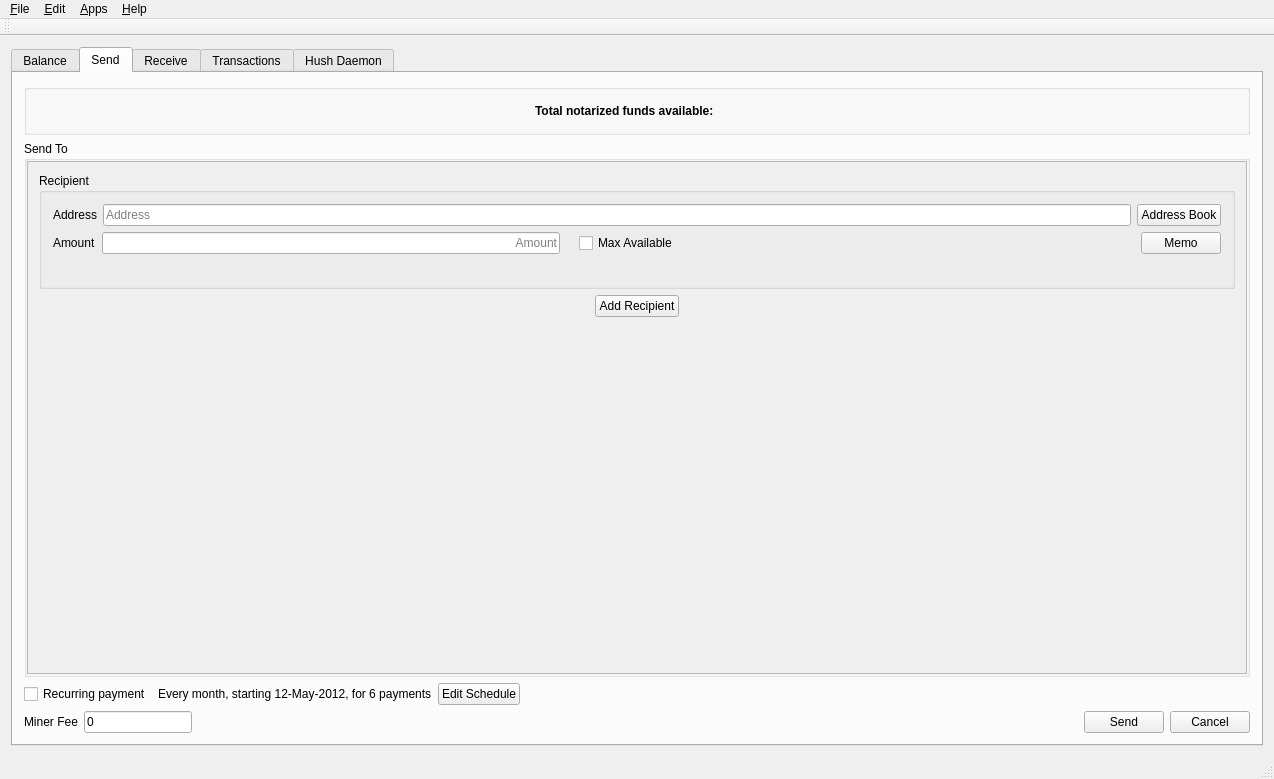
lcruz1618/SilentDragonLite, file src/mainwindow.ui: the form before one commit.
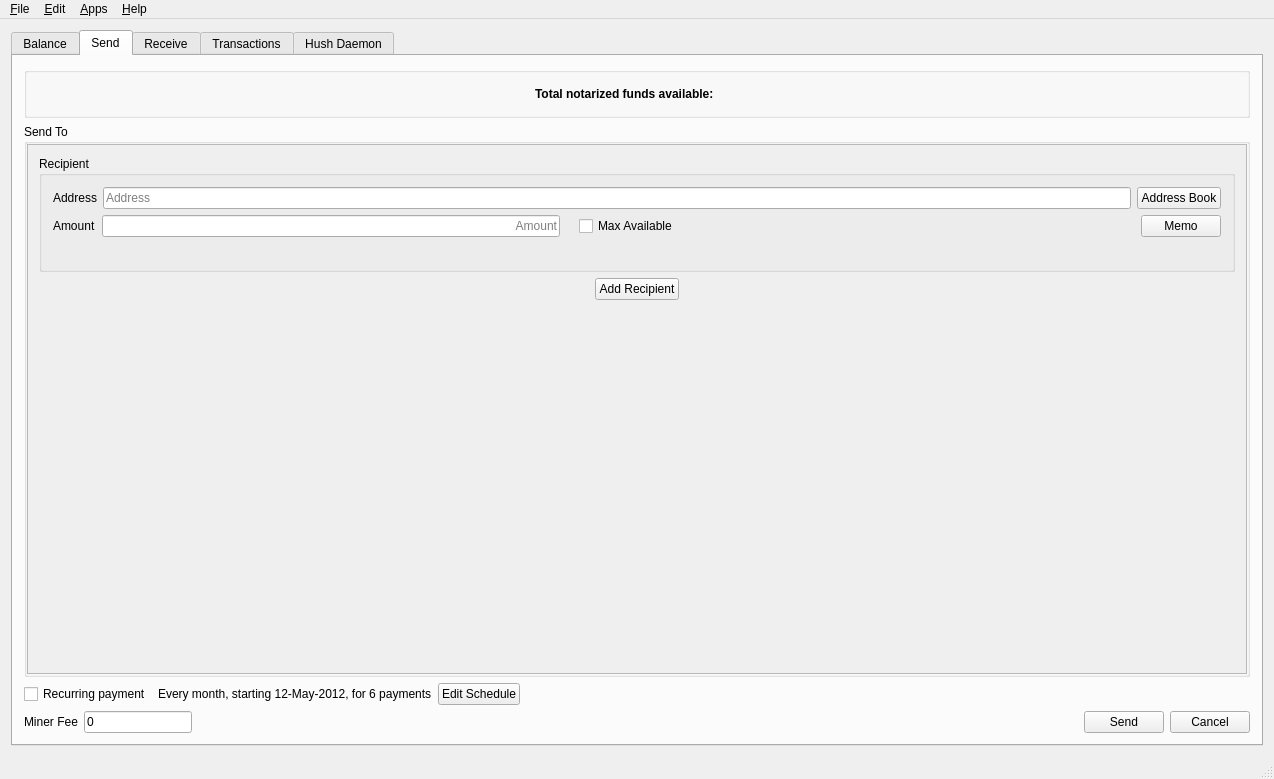
The form after the commit. The open tabs and pages were chosen to show the change. Icons and pictures are not drawn. Custom widgets are drawn as their Qt base class.

Commit message: fix toolbar size

The edit to the form file:
```diff
--- a/src/mainwindow.ui
+++ b/src/mainwindow.ui
@@ -400,7 +400,7 @@
                 <x>0</x>
                 <y>0</y>
                 <width>1226</width>
-                <height>493</height>
+                <height>504</height>
                </rect>
               </property>
               <layout class="QVBoxLayout" name="sendToLayout">
@@ -1315,17 +1315,6 @@
    <addaction name="menuHelp"/>
   </widget>
   <widget class="QStatusBar" name="statusBar"/>
-  <widget class="QToolBar" name="toolBar">
-   <property name="windowTitle">
-    <string>toolBar</string>
-   </property>
-   <attribute name="toolBarArea">
-    <enum>TopToolBarArea</enum>
-   </attribute>
-   <attribute name="toolBarBreak">
-    <bool>false</bool>
-   </attribute>
-  </widget>
   <action name="actionExit">
    <property name="text">
     <string>E&amp;xit</string>
```
